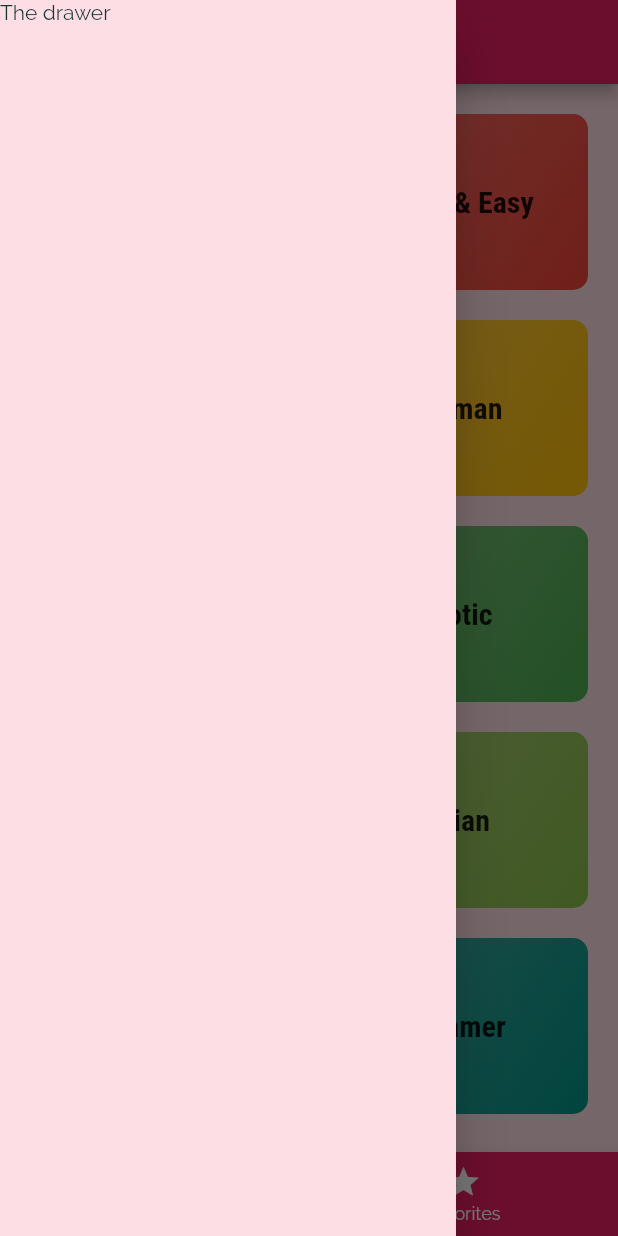
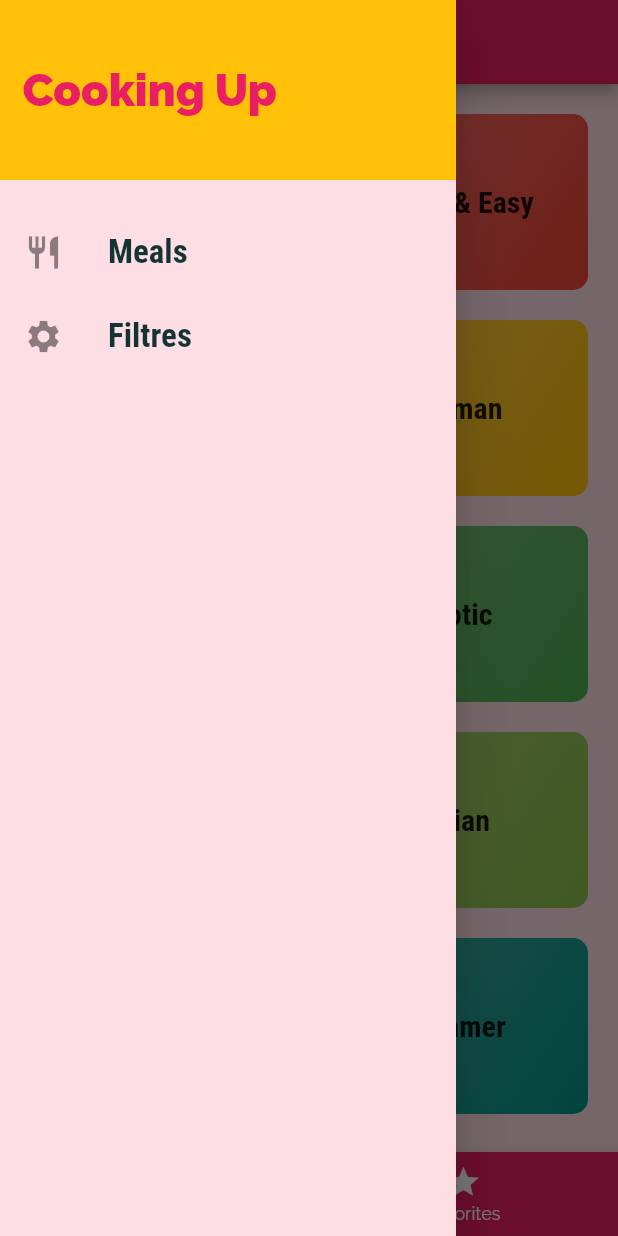
Before and after one commit to BartoszRudnik/LearningFlutter, a Flutter app: the screen it shows after launch, with the side drawer open, on a phone screen of 412 x 824 dp. Run offline on Flutter 3.47's test engine with Material 2 defaults, Android fonts, the phone set to English and light mode, and no system bars.

Commit message:
working on main drawer

```diff
--- a/mealsApp/lib/main.dart
+++ b/mealsApp/lib/main.dart
@@ -1,6 +1,7 @@
 import 'package:flutter/material.dart';
 import 'package:mealsApp/screen/categoriesScreen.dart';
 import 'package:mealsApp/screen/categoryMealsScreen.dart';
+import 'package:mealsApp/screen/filtersScreen.dart';
 import 'package:mealsApp/screen/mealDetailScreen.dart';
 import 'package:mealsApp/screen/tabsScreen.dart';
 
@@ -34,6 +35,7 @@ class MyApp extends StatelessWidget {
         '/': (ctx) => TabsScreen(),
         CategoryMealsScreen.routeName: (ctx) => CategoryMealsScreen(),
         MealDetailScreen.routeName: (ctx) => MealDetailScreen(),
+        FiltersScreen.routeName: (ctx) => FiltersScreen(),
       },
       onGenerateRoute: (settings) {
         return MaterialPageRoute(
--- /dev/null
+++ b/mealsApp/lib/screen/filtersScreen.dart
@@ -0,0 +1,21 @@
+import 'package:flutter/material.dart';
+import 'package:mealsApp/widget/mainDrawer.dart';
+
+class FiltersScreen extends StatelessWidget {
+  static const routeName = '/filters';
+
+  @override
+  Widget build(BuildContext context) {
+    return Scaffold(
+      appBar: AppBar(
+        title: Text('Your Filters'),
+      ),
+      body: Center(
+        child: Text(
+          'Filters',
+        ),
+      ),
+      drawer: MainDrawer(),
+    );
+  }
+}
--- a/mealsApp/lib/screen/tabsScreen.dart
+++ b/mealsApp/lib/screen/tabsScreen.dart
@@ -1,6 +1,7 @@
 import 'package:flutter/material.dart';
 import 'package:mealsApp/screen/categoriesScreen.dart';
 import 'package:mealsApp/screen/favoritesScreen.dart';
+import 'package:mealsApp/widget/mainDrawer.dart';
 
 class TabsScreen extends StatefulWidget {
   @override
@@ -45,11 +46,7 @@ class _TabsScreenState extends State<TabsScreen> {
         appBar: AppBar(
           title: Text(_pages[_selectedPageIndex]['title']),
         ),
-        drawer: Drawer(
-          child: Text(
-            'The drawer',
-          ),
-        ),
+        drawer: MainDrawer(),
         body: _pages[_selectedPageIndex]['page'],
         bottomNavigationBar: BottomNavigationBar(
           onTap: _selectPage,
--- /dev/null
+++ b/mealsApp/lib/widget/mainDrawer.dart
@@ -0,0 +1,47 @@
+import 'package:flutter/material.dart';
+import 'package:mealsApp/screen/filtersScreen.dart';
+import 'package:mealsApp/widget/mainDrawerItem.dart';
+
+class MainDrawer extends StatelessWidget {
+  @override
+  Widget build(BuildContext context) {
+    return Drawer(
+      child: Column(
+        children: <Widget>[
+          Container(
+            height: 120,
+            width: double.infinity,
+            padding: EdgeInsets.all(15),
+            alignment: Alignment.centerLeft,
+            color: Theme.of(context).accentColor,
+            child: Text(
+              'Cooking Up',
+              style: TextStyle(
+                fontWeight: FontWeight.w900,
+                fontSize: 30,
+                color: Theme.of(context).primaryColor,
+              ),
+            ),
+          ),
+          SizedBox(
+            height: 20,
+          ),
+          MainDrawerItem(
+            tapHandler: () {
+              Navigator.of(context).pushReplacementNamed('/');
+            },
+            itemName: 'Meals',
+            icon: Icons.restaurant,
+          ),
+          MainDrawerItem(
+            tapHandler: () {
+              Navigator.of(context).pushReplacementNamed(FiltersScreen.routeName);
+            },
+            itemName: 'Filtres',
+            icon: Icons.settings,
+          ),
+        ],
+      ),
+    );
+  }
+}
--- /dev/null
+++ b/mealsApp/lib/widget/mainDrawerItem.dart
@@ -0,0 +1,32 @@
+import 'package:flutter/material.dart';
+
+class MainDrawerItem extends StatelessWidget {
+  final String itemName;
+  final IconData icon;
+  final Function tapHandler;
+
+  MainDrawerItem({
+    @required this.tapHandler,
+    @required this.itemName,
+    @required this.icon,
+  });
+
+  @override
+  Widget build(BuildContext context) {
+    return ListTile(
+      leading: Icon(
+        this.icon,
+        size: 26,
+      ),
+      title: Text(
+        this.itemName,
+        style: TextStyle(
+          fontFamily: 'RobotoCondensed',
+          fontSize: 22,
+          fontWeight: FontWeight.bold,
+        ),
+      ),
+      onTap: tapHandler,
+    );
+  }
+}
```
